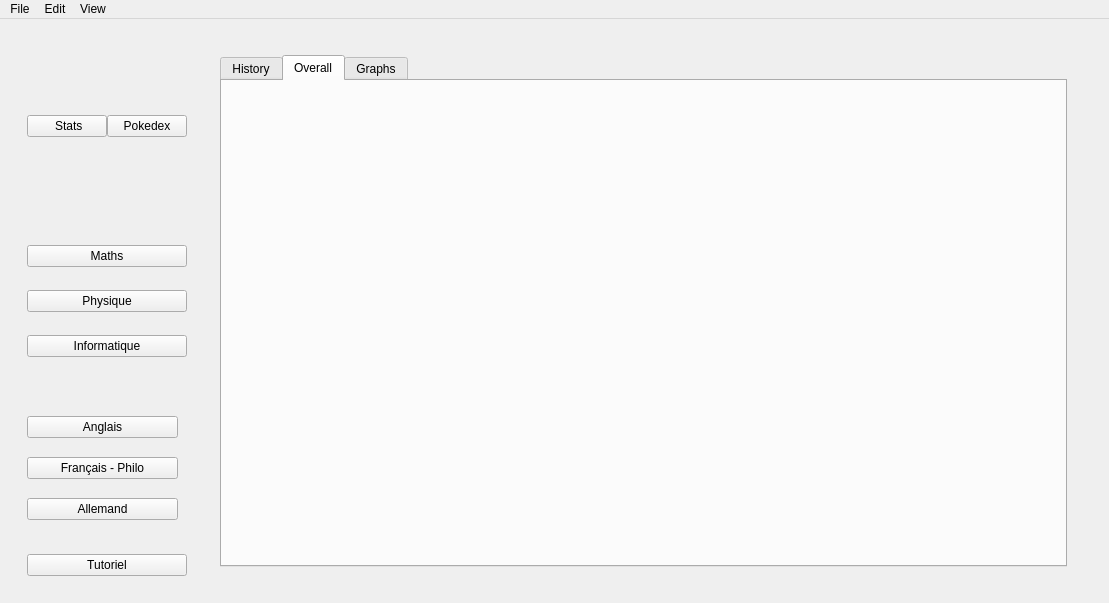
Qt form mainwindow.ui (Laytongentleman/Neophyte) before a commit.
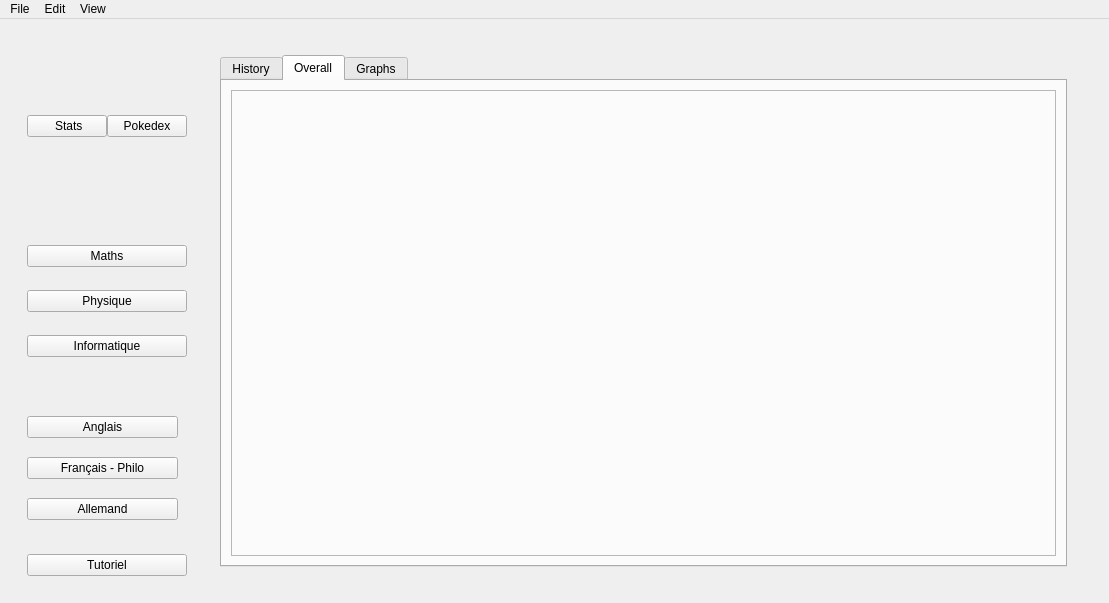
The same form after that commit. The open tabs and pages were chosen to show the change. Icons and pictures are not drawn.

What changed in the file:
```diff
--- a/mainwindow.ui
+++ b/mainwindow.ui
@@ -1500,6 +1500,21 @@
                   <attribute name="title">
                    <string>Overall</string>
                   </attribute>
+                  <layout class="QGridLayout" name="gridLayout_17">
+                   <property name="sizeConstraint">
+                    <enum>QLayout::SetMinimumSize</enum>
+                   </property>
+                   <item row="0" column="0">
+                    <widget class="QFrame" name="frame_4">
+                     <property name="frameShape">
+                      <enum>QFrame::StyledPanel</enum>
+                     </property>
+                     <property name="frameShadow">
+                      <enum>QFrame::Raised</enum>
+                     </property>
+                    </widget>
+                   </item>
+                  </layout>
                  </widget>
                  <widget class="QWidget" name="graphs">
                   <attribute name="title">
```
Left out of the diff: 6 changed lines with no effect on the pictures.
